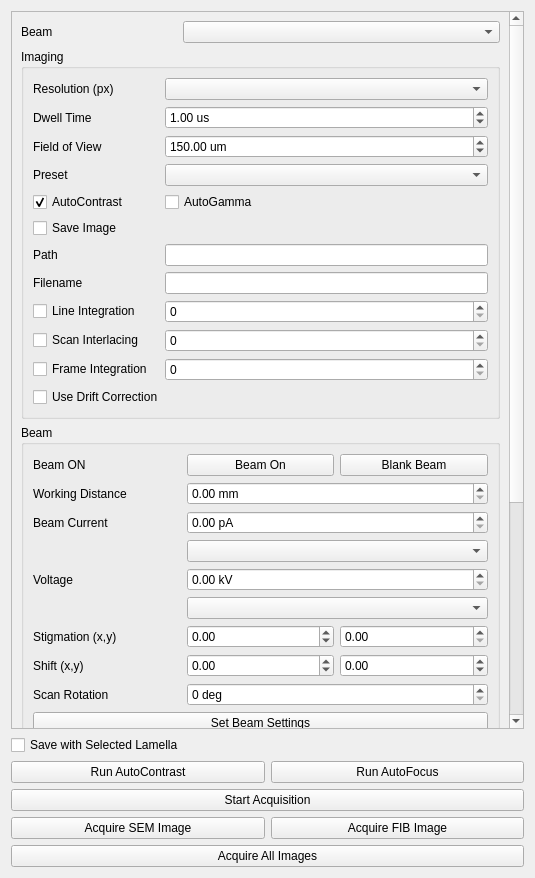
fibsem-os/fibsem-os, file fibsem/ui/qtdesigner_files/ImageSettingsWidget.ui: the form before one commit.
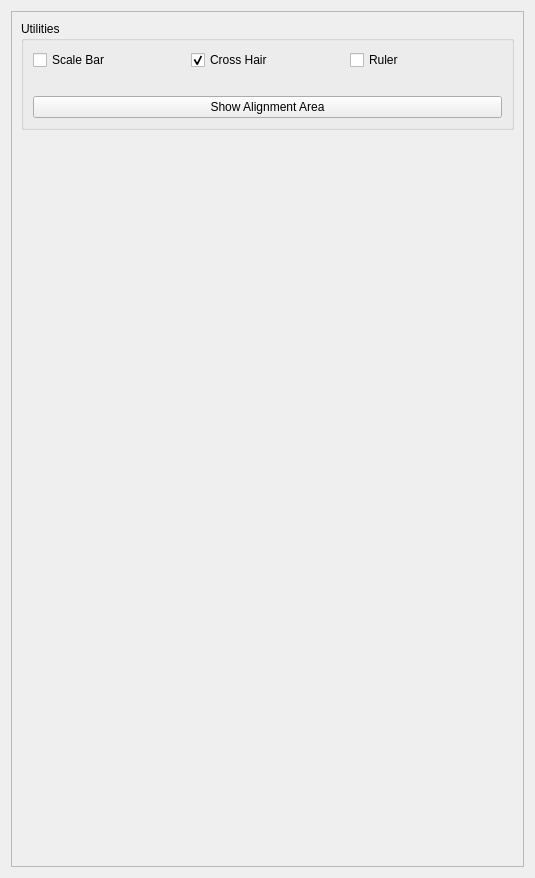
The form after the commit.

Commit message: [refactor] image settings widget

Patch:
```diff
--- a/fibsem/ui/qtdesigner_files/ImageSettingsWidget.ui
+++ b/fibsem/ui/qtdesigner_files/ImageSettingsWidget.ui
@@ -29,226 +29,13 @@
       <property name="geometry">
        <rect>
         <x>0</x>
-        <y>-269</y>
-        <width>501</width>
-        <height>1071</height>
+        <y>0</y>
+        <width>515</width>
+        <height>858</height>
        </rect>
       </property>
       <layout class="QGridLayout" name="gridLayout_2">
-       <item row="1" column="1" colspan="2">
-        <widget class="QComboBox" name="selected_beam"/>
-       </item>
-       <item row="33" column="0" colspan="3">
-        <widget class="QGroupBox" name="groupBox_utilities">
-         <property name="title">
-          <string>Utilities</string>
-         </property>
-         <layout class="QGridLayout" name="gridLayout_6">
-          <item row="1" column="1">
-           <widget class="QCheckBox" name="crosshair_checkbox">
-            <property name="text">
-             <string>Cross Hair</string>
-            </property>
-            <property name="checked">
-             <bool>true</bool>
-            </property>
-           </widget>
-          </item>
-          <item row="1" column="2">
-           <widget class="QCheckBox" name="checkBox_enable_ruler">
-            <property name="text">
-             <string>Ruler </string>
-            </property>
-           </widget>
-          </item>
-          <item row="1" column="0">
-           <widget class="QCheckBox" name="scalebar_checkbox">
-            <property name="text">
-             <string>Scale Bar</string>
-            </property>
-           </widget>
-          </item>
-          <item row="2" column="0" colspan="3">
-           <widget class="QLabel" name="label_ruler_value">
-            <property name="text">
-             <string/>
-            </property>
-           </widget>
-          </item>
-          <item row="3" column="0" colspan="3">
-           <widget class="QPushButton" name="pushButton_show_alignment_area">
-            <property name="text">
-             <string>Show Alignment Area</string>
-            </property>
-           </widget>
-          </item>
-          <item row="0" column="0" colspan="3">
-           <widget class="QCheckBox" name="checkBox_advanced_settings">
-            <property name="text">
-             <string>Show Advanced</string>
-            </property>
-           </widget>
-          </item>
-         </layout>
-        </widget>
-       </item>
-       <item row="2" column="0" colspan="3">
-        <widget class="QGroupBox" name="groupBox_imaging">
-         <property name="title">
-          <string>Imaging</string>
-         </property>
-         <layout class="QGridLayout" name="gridLayout_3">
-          <item row="1" column="2">
-           <widget class="QDoubleSpinBox" name="doubleSpinBox_image_dwell_time">
-            <property name="suffix">
-             <string> us</string>
-            </property>
-            <property name="maximum">
-             <double>10000000000000.000000000000000</double>
-            </property>
-            <property name="singleStep">
-             <double>0.010000000000000</double>
-            </property>
-            <property name="value">
-             <double>1.000000000000000</double>
-            </property>
-           </widget>
-          </item>
-          <item row="12" column="0" colspan="3">
-           <widget class="QCheckBox" name="checkBox_image_drift_correction">
-            <property name="text">
-             <string>Use Drift Correction</string>
-            </property>
-           </widget>
-          </item>
-          <item row="5" column="0">
-           <widget class="QCheckBox" name="checkBox_image_save_image">
-            <property name="text">
-             <string>Save Image</string>
-            </property>
-           </widget>
-          </item>
-          <item row="11" column="2">
-           <widget class="QSpinBox" name="spinBox_image_frame_integration"/>
-          </item>
-          <item row="0" column="0">
-           <widget class="QLabel" name="label_image_resolution">
-            <property name="text">
-             <string>Resolution (px)</string>
-            </property>
-           </widget>
-          </item>
-          <item row="10" column="2">
-           <widget class="QSpinBox" name="spinBox_image_scan_interlacing"/>
-          </item>
-          <item row="8" column="0">
-           <widget class="QCheckBox" name="checkBox_image_line_integration">
-            <property name="text">
-             <string>Line Integration</string>
-            </property>
-           </widget>
-          </item>
-          <item row="0" column="2">
-           <widget class="QComboBox" name="comboBox_image_resolution"/>
-          </item>
-          <item row="7" column="0">
-           <widget class="QLabel" name="label_image_label">
-            <property name="text">
-             <string>Filename</string>
-            </property>
-           </widget>
-          </item>
-          <item row="3" column="2">
-           <widget class="QComboBox" name="comboBox_presets"/>
-          </item>
-          <item row="4" column="2">
-           <widget class="QCheckBox" name="checkBox_image_use_autogamma">
-            <property name="text">
-             <string>AutoGamma</string>
-            </property>
-           </widget>
-          </item>
-          <item row="4" column="0">
-           <widget class="QCheckBox" name="checkBox_image_use_autocontrast">
-            <property name="text">
-             <string>AutoContrast</string>
-            </property>
-            <property name="checked">
-             <bool>true</bool>
-            </property>
-           </widget>
-          </item>
-          <item row="8" column="2">
-           <widget class="QSpinBox" name="spinBox_image_line_integration"/>
-          </item>
-          <item row="1" column="0">
-           <widget class="QLabel" name="label_image_dwell_time">
-            <property name="text">
-             <string>Dwell Time</string>
-            </property>
-           </widget>
-          </item>
-          <item row="6" column="2">
-           <widget class="QLineEdit" name="lineEdit_image_path"/>
-          </item>
-          <item row="11" column="0">
-           <widget class="QCheckBox" name="checkBox_image_frame_integration">
-            <property name="text">
-             <string>Frame Integration</string>
-            </property>
-           </widget>
-          </item>
-          <item row="6" column="0">
-           <widget class="QLabel" name="label_image_save_path">
-            <property name="text">
-             <string>Path</string>
-            </property>
-           </widget>
-          </item>
-          <item row="2" column="2">
-           <widget class="QDoubleSpinBox" name="doubleSpinBox_image_hfw">
-            <property name="suffix">
-             <string> um</string>
-            </property>
-            <property name="maximum">
-             <double>100000000.000000000000000</double>
-            </property>
-            <property name="singleStep">
-             <double>1.000000000000000</double>
-            </property>
-            <property name="value">
-             <double>150.000000000000000</double>
-            </property>
-           </widget>
-          </item>
-          <item row="7" column="2">
-           <widget class="QLineEdit" name="lineEdit_image_label"/>
-          </item>
-          <item row="10" column="0">
-           <widget class="QCheckBox" name="checkBox_image_scan_interlacing">
-            <property name="text">
-             <string>Scan Interlacing</string>
-            </property>
-           </widget>
-          </item>
-          <item row="3" column="0">
-           <widget class="QLabel" name="label_presets">
-            <property name="text">
-             <string>Preset</string>
-            </property>
-           </widget>
-          </item>
-          <item row="2" column="0">
-           <widget class="QLabel" name="label_image_hfw">
-            <property name="text">
-             <string>Field of View</string>
-            </property>
-           </widget>
-          </item>
-         </layout>
-        </widget>
-       </item>
-       <item row="36" column="0" colspan="2">
+       <item row="32" column="0" colspan="2">
         <spacer name="verticalSpacer">
          <property name="orientation">
           <enum>Qt::Vertical</enum>
@@ -261,312 +48,50 @@
          </property>
         </spacer>
        </item>
-       <item row="1" column="0">
-        <widget class="QLabel" name="label_beam_type">
-         <property name="text">
-          <string>Beam</string>
-         </property>
-        </widget>
-       </item>
-       <item row="4" column="0" colspan="3">
-        <widget class="QGroupBox" name="groupBox_detector">
+       <item row="29" column="0" colspan="2">
+        <widget class="QGroupBox" name="groupBox_utilities">
          <property name="title">
-          <string>Detector</string>
+          <string>Utilities</string>
          </property>
-         <layout class="QGridLayout" name="gridLayout_5">
-          <item row="1" column="1" colspan="2">
-           <widget class="QComboBox" name="detector_mode_combobox"/>
-          </item>
-          <item row="2" column="0">
-           <widget class="QLabel" name="label_detector_brightness">
+         <layout class="QGridLayout" name="gridLayout_6">
+          <item row="1" column="0" colspan="3">
+           <widget class="QLabel" name="label_ruler_value">
             <property name="text">
-             <string>Brightness</string>
-            </property>
-           </widget>
-          </item>
-          <item row="3" column="2">
-           <widget class="QLabel" name="detector_contrast_label">
-            <property name="text">
-             <string>50%</string>
-            </property>
-           </widget>
-          </item>
-          <item row="2" column="1">
-           <widget class="QSlider" name="detector_brightness_slider">
-            <property name="maximum">
-             <number>100</number>
-            </property>
-            <property name="sliderPosition">
-             <number>50</number>
-            </property>
-            <property name="orientation">
-             <enum>Qt::Horizontal</enum>
-            </property>
-            <property name="invertedAppearance">
-             <bool>false</bool>
-            </property>
-            <property name="tickPosition">
-             <enum>QSlider::TicksAbove</enum>
-            </property>
-            <property name="tickInterval">
-             <number>10</number>
-            </property>
-           </widget>
-          </item>
-          <item row="0" column="1" colspan="2">
-           <widget class="QComboBox" name="detector_type_combobox"/>
-          </item>
-          <item row="3" column="0">
-           <widget class="QLabel" name="label_detector_contrast">
-            <property name="text">
-             <string>Contrast</string>
-            </property>
-           </widget>
-          </item>
-          <item row="0" column="0">
-           <widget class="QLabel" name="label_detector_type">
-            <property name="text">
-             <string>Type</string>
-            </property>
-           </widget>
-          </item>
-          <item row="2" column="2">
-           <widget class="QLabel" name="detector_brightness_label">
-            <property name="text">
-             <string>50%</string>
-            </property>
-           </widget>
-          </item>
-          <item row="3" column="1">
-           <widget class="QSlider" name="detector_contrast_slider">
-            <property name="maximum">
-             <number>100</number>
-            </property>
-            <property name="sliderPosition">
-             <number>50</number>
-            </property>
-            <property name="orientation">
-             <enum>Qt::Horizontal</enum>
-            </property>
-            <property name="tickPosition">
-             <enum>QSlider::TicksAbove</enum>
-            </property>
-            <property name="tickInterval">
-             <number>10</number>
-            </property>
-           </widget>
-          </item>
-          <item row="1" column="0">
-           <widget class="QLabel" name="label_detector_mode">
-            <property name="text">
-             <string>Mode</string>
-            </property>
-           </widget>
-          </item>
-         </layout>
-        </widget>
-       </item>
-       <item row="3" column="0" colspan="3">
-        <widget class="QGroupBox" name="groupBox_beam">
-         <property name="enabled">
-          <bool>true</bool>
-         </property>
-         <property name="font">
-          <font>
-           <weight>50</weight>
-           <bold>false</bold>
-          </font>
-         </property>
-         <property name="title">
-          <string>Beam</string>
-         </property>
-         <property name="flat">
-          <bool>false</bool>
-         </property>
-         <property name="checkable">
-          <bool>false</bool>
-         </property>
-         <layout class="QGridLayout" name="gridLayout_4">
-          <item row="6" column="1">
-           <widget class="QDoubleSpinBox" name="doubleSpinBox_stigmation_x">
-            <property name="minimum">
-             <double>-1000.000000000000000</double>
-            </property>
-            <property name="maximum">
-             <double>1000.000000000000000</double>
-            </property>
-            <property name="singleStep">
-             <double>0.010000000000000</double>
-            </property>
-           </widget>
-          </item>
-          <item row="1" column="0">
-           <widget class="QLabel" name="label_beam_working_distance">
-            <property name="text">
-             <string>Working Distance</string>
-            </property>
-           </widget>
-          </item>
-          <item row="7" column="0">
-           <widget class="QLabel" name="label_shift">
-            <property name="text">
-             <string>Shift (x,y)</string>
-            </property>
-           </widget>
-          </item>
-          <item row="7" column="1">
-           <widget class="QDoubleSpinBox" name="doubleSpinBox_shift_x">
-            <property name="suffix">
              <string/>
             </property>
-            <property name="minimum">
-             <double>-1000.000000000000000</double>
+           </widget>
+          </item>
+          <item row="2" column="0" colspan="3">
+           <widget class="QPushButton" name="pushButton_show_alignment_area">
+            <property name="text">
+             <string>Show Alignment Area</string>
             </property>
-            <property name="maximum">
-             <double>1000.000000000000000</double>
-            </property>
-            <property name="singleStep">
-             <double>0.010000000000000</double>
+           </widget>
+          </item>
+          <item row="0" column="2">
+           <widget class="QCheckBox" name="checkBox_enable_ruler">
+            <property name="text">
+             <string>Ruler </string>
             </property>
            </widget>
           </item>
           <item row="0" column="0">
-           <widget class="QLabel" name="label_beam_status">
-            <property name="font">
-             <font>
-              <weight>50</weight>
-              <bold>false</bold>
-             </font>
-            </property>
+           <widget class="QCheckBox" name="scalebar_checkbox">
             <property name="text">
-             <string>Beam ON</string>
+             <string>Scale Bar</string>
             </property>
            </widget>
           </item>
           <item row="0" column="1">
-           <widget class="QPushButton" name="pushButton_beam_is_on">
+           <widget class="QCheckBox" name="crosshair_checkbox">
             <property name="text">
-             <string>Beam On</string>
+             <string>Cross Hair</string>
             </property>
-           </widget>
-          </item>
-          <item row="6" column="2">
-           <widget class="QDoubleSpinBox" name="doubleSpinBox_stigmation_y">
-            <property name="maximum">
-             <double>1000.000000000000000</double>
+            <property name="checked">
+             <bool>true</bool>
             </property>
-            <property name="singleStep">
-             <double>0.010000000000000</double>
-            </property>
            </widget>
           </item>
-          <item row="2" column="1" colspan="2">
-           <widget class="QDoubleSpinBox" name="doubleSpinBox_beam_current">
-            <property name="suffix">
-             <string> pA</string>
-            </property>
-            <property name="maximum">
-             <double>1000.000000000000000</double>
-            </property>
-           </widget>
-          </item>
-          <item row="8" column="1" colspan="2">
-           <widget class="QSpinBox" name="spinBox_beam_scan_rotation">
-            <property name="suffix">
-             <string> deg</string>
-            </property>
-            <property name="maximum">
-             <number>360</number>
-            </property>
-           </widget>
-          </item>
-          <item row="3" column="1" colspan="2">
-           <widget class="QComboBox" name="comboBox_beam_current"/>
-          </item>
-          <item row="8" column="0">
-           <widget class="QLabel" name="label_beam_scan_rotation">
-            <property name="text">
-             <string>Scan Rotation</string>
-            </property>
-           </widget>
-          </item>
-          <item row="7" column="2">
-           <widget class="QDoubleSpinBox" name="doubleSpinBox_shift_y">
-            <property name="suffix">
-             <string/>
-            </property>
-            <property name="minimum">
-             <double>-1000.000000000000000</double>
-            </property>
-            <property name="maximum">
-             <double>1000.000000000000000</double>
-            </property>
-            <property name="singleStep">
-             <double>0.010000000000000</double>
-            </property>
-           </widget>
-          </item>
-          <item row="4" column="0">
-           <widget class="QLabel" name="label_beam_voltage">
-            <property name="text">
-             <string>Voltage</string>
-            </property>
-           </widget>
-          </item>
-          <item row="2" column="0">
-           <widget class="QLabel" name="label_beam_current">
-            <property name="text">
-             <string>Beam Current</string>
-            </property>
-           </widget>
-          </item>
-          <item row="0" column="2">
-           <widget class="QPushButton" name="pushButton_beam_blanked">
-            <property name="text">
-             <string>Blank Beam</string>
-            </property>
-           </widget>
-          </item>
-          <item row="4" column="1" colspan="2">
-           <widget class="QDoubleSpinBox" name="doubleSpinBox_beam_voltage">
-            <property name="suffix">
-             <string> kV</string>
-            </property>
-            <property name="maximum">
-             <double>100000.000000000000000</double>
-            </property>
-           </widget>
-          </item>
-          <item row="9" column="0" colspan="3">
-           <widget class="QPushButton" name="button_set_beam_settings">
-            <property name="text">
-             <string>Set Beam Settings</string>
-            </property>
-           </widget>
-          </item>
-          <item row="6" column="0">
-           <widget class="QLabel" name="label_stigmation">
-            <property name="text">
-             <string>Stigmation (x,y)</string>
-            </property>
-           </widget>
-          </item>
-          <item row="1" column="1" colspan="2">
-           <widget class="QDoubleSpinBox" name="doubleSpinBox_working_distance">
-            <property name="suffix">
-             <string> mm</string>
-            </property>
-            <property name="maximum">
-             <double>1000.000000000000000</double>
-            </property>
-            <property name="singleStep">
-             <double>0.010000000000000</double>
-            </property>
-           </widget>
-          </item>
-          <item row="5" column="1" colspan="2">
-           <widget class="QComboBox" name="comboBox_beam_voltage"/>
-          </item>
          </layout>
         </widget>
        </item>
@@ -574,55 +99,6 @@
      </widget>
     </widget>
    </item>
-   <item row="30" column="0">
-    <widget class="QPushButton" name="pushButton_acquire_sem_image">
-     <property name="text">
-      <string>Acquire SEM Image</string>
-     </property>
-    </widget>
-   </item>
-   <item row="3" column="1">
-    <widget class="QPushButton" name="pushButton_run_autofocus">
-     <property name="text">
-      <string>Run AutoFocus</string>
-     </property>
-    </widget>
-   </item>
-   <item row="30" column="1">
-    <widget class="QPushButton" name="pushButton_acquire_fib_image">
-     <property name="text">
-      <string>Acquire FIB Image</string>
-     </property>
-    </widget>
-   </item>
-   <item row="3" column="0">
-    <widget class="QPushButton" name="pushButton_run_autocontrast">
-     <property name="text">
-      <string>Run AutoContrast</string>
-     </property>
-    </widget>
-   </item>
-   <item row="31" column="0" colspan="2">
-    <widget class="QPushButton" name="pushButton_take_all_images">
-     <property name="text">
-      <string>Acquire All Images</string>
-     </property>
-    </widget>
-   </item>
-   <item row="2" column="0" colspan="2">
-    <widget class="QCheckBox" name="checkBox_save_with_selected_lamella">
-     <property name="text">
-      <string>Save with Selected Lamella</string>
-     </property>
-    </widget>
-   </item>
-   <item row="4" column="0" colspan="2">
-    <widget class="QPushButton" name="pushButton_start_acquisition">
-     <property name="text">
-      <string>Start Acquisition</string>
-     </property>
-    </widget>
-   </item>
   </layout>
  </widget>
  <tabstops>
```
Left out of the diff: 3 changed lines with no effect on the pictures. The commit also changes 3 other files.
